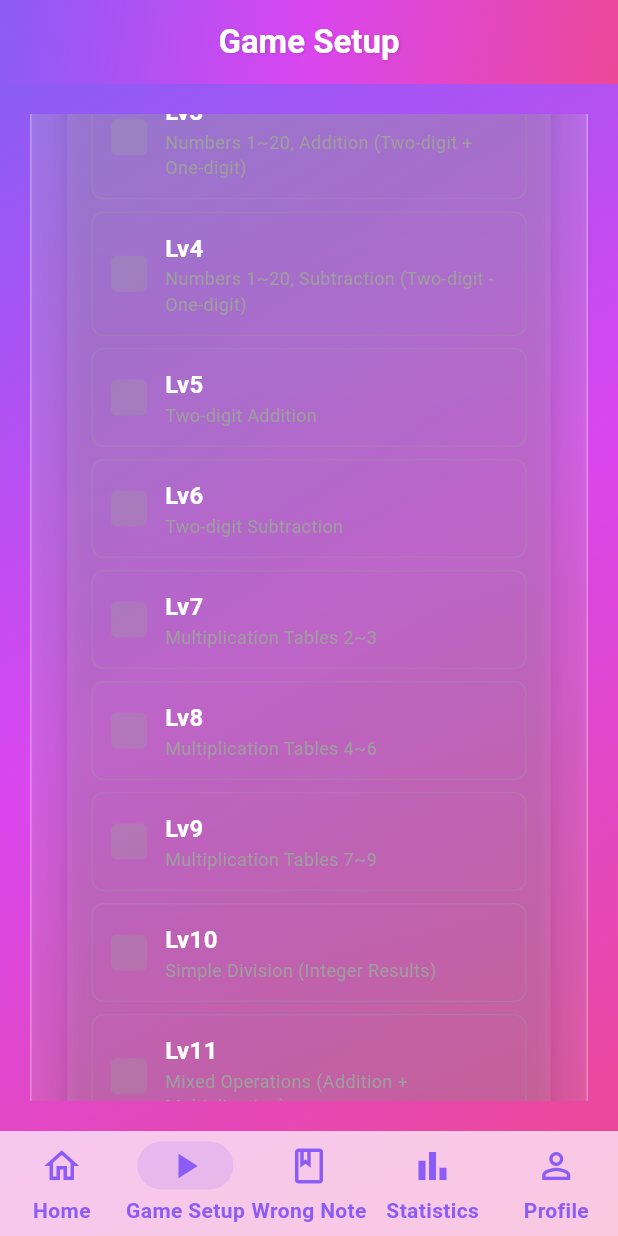
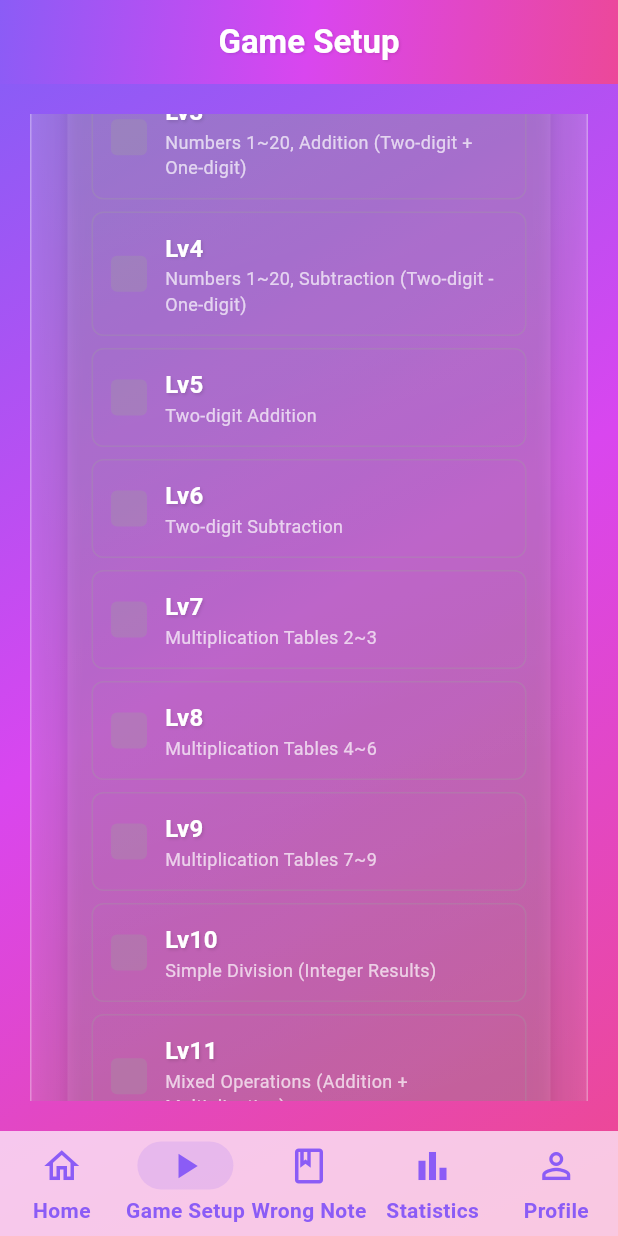
Before and after one commit to kimho314/Mathicorn, a Flutter app: the screen it shows after launch, item 2 of the bottom bar chosen, scrolled down 576 dp, on a phone screen of 412 x 824 dp. Run offline on Flutter 3.47's test engine with Material 3 defaults, Android fonts, the phone set to English and light mode, and no system bars; our stand-ins replace audioplayers, fl_chart, flutter_dotenv, google_fonts, lottie, shared_preferences and 1 more; accounts and stored records are empty.

Commit message:
[feat]: redesign game setup screen

```diff
--- a/lib/screens/game_setup_screen.dart
+++ b/lib/screens/game_setup_screen.dart
@@ -94,7 +94,12 @@ class _GameSetupScreenState extends State<GameSetupScreen> {
                 children: [
                   const Text(
                     'Problems:',
-                    style: TextStyle(fontSize: 16),
+                    style: TextStyle(
+                      fontSize: 16,
+                      color: Colors.white,
+                      fontWeight: FontWeight.w600,
+                      shadows: [Shadow(offset: Offset(1,1), blurRadius: 2, color: Colors.black12)],
+                    ),
                   ),
                   Text(
                     '$_selectedProblemCount problems',
@@ -102,6 +107,7 @@ class _GameSetupScreenState extends State<GameSetupScreen> {
                       fontSize: 18,
                       fontWeight: FontWeight.bold,
                       color: Colors.white,
+                      shadows: [Shadow(offset: Offset(1,1), blurRadius: 2, color: Colors.black12)],
                     ),
                   ),
                 ],
@@ -122,10 +128,10 @@ class _GameSetupScreenState extends State<GameSetupScreen> {
               Row(
                 mainAxisAlignment: MainAxisAlignment.spaceBetween,
                 children: const [
-                  Text('5 problems', style: TextStyle(color: Colors.grey)),
-                  Text('10 problems', style: TextStyle(color: Colors.grey)),
-                  Text('15 problems', style: TextStyle(color: Colors.grey)),
-                  Text('20 problems', style: TextStyle(color: Colors.grey)),
+                  Text('5 problems', style: TextStyle(color: Color.fromRGBO(255,255,255,0.7))),
+                  Text('10 problems', style: TextStyle(color: Color.fromRGBO(255,255,255,0.7))),
+                  Text('15 problems', style: TextStyle(color: Color.fromRGBO(255,255,255,0.7))),
+                  Text('20 problems', style: TextStyle(color: Color.fromRGBO(255,255,255,0.7))),
                 ],
               ),
             ],
@@ -153,7 +159,7 @@ class _GameSetupScreenState extends State<GameSetupScreen> {
           'Choose a level to play with predefined difficulty settings',
           style: TextStyle(
             fontSize: 14,
-            color: Colors.grey,
+            color: Color.fromRGBO(255,255,255,0.7),
           ),
         ),
         const SizedBox(height: 16),
@@ -241,13 +247,14 @@ class _GameSetupScreenState extends State<GameSetupScreen> {
                           fontSize: 16,
                           fontWeight: FontWeight.bold,
                           color: isSelected ? color : Colors.white,
+                          shadows: [Shadow(offset: Offset(1,1), blurRadius: 2, color: Colors.black12)],
                         ),
                       ),
                       Text(
                         description,
                         style: TextStyle(
                           fontSize: 12,
-                          color: isSelected ? color.withOpacity(0.7) : Colors.grey,
+                          color: Color.fromRGBO(255,255,255,0.7),
                         ),
                       ),
                     ],
```
